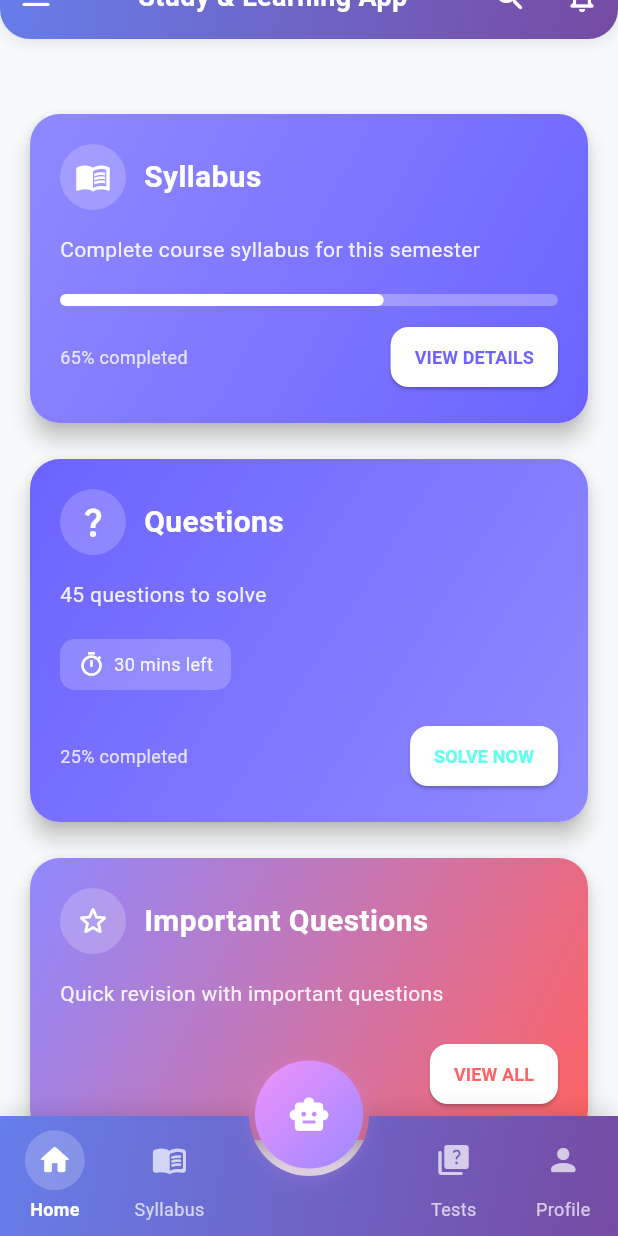
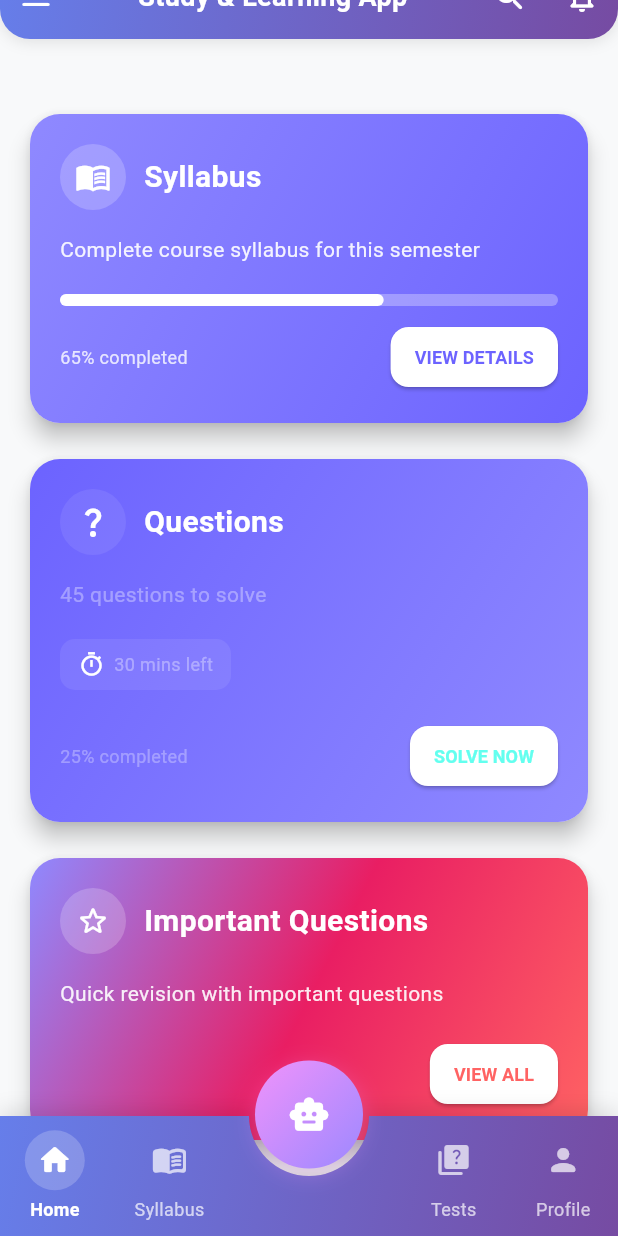
Before and after one commit to developeraavash/exampleapk, a Flutter app: the screen it shows after launch, on a phone screen of 412 x 824 dp. Run offline on Flutter 3.47's test engine with Material 3 defaults, Android fonts, the light colour scheme and no system bars.

Commit message:
Refactor UI components in HomePage and update color settings in QuestionsCard and ImportantQuestionsCard for improved aesthetics and consistency

```diff
--- a/lib/home.dart
+++ b/lib/home.dart
@@ -229,8 +229,7 @@ class _HomePageState extends State<HomePage>
 
   @override
   Widget build(BuildContext context) {
-    return SafeArea(
-      child: Scaffold(
+    return Scaffold(
       backgroundColor: CColors.backgroundColor,
       body: Stack(
         children: [
@@ -277,7 +276,6 @@ class _HomePageState extends State<HomePage>
             ),
           ),
         ],
-        ),
       ),
     );
   }
--- a/lib/widgets/important_questions_card.dart
+++ b/lib/widgets/important_questions_card.dart
@@ -24,7 +24,11 @@ class ImportantQuestionsCard extends StatelessWidget {
               gradient: LinearGradient(
                 begin: Alignment.topLeft,
                 end: Alignment.bottomRight,
-                colors: const [CColors.primaryLight, CColors.accentColor],
+                colors: const [
+                  CColors.primaryLight,
+                  Colors.pink,
+                  CColors.accentColor,
+                ],
               ),
             ),
             child: Padding(
--- a/lib/widgets/questions_card.dart
+++ b/lib/widgets/questions_card.dart
@@ -6,10 +6,10 @@ class QuestionsCard extends StatelessWidget {
   final int totalQuestions;
 
   const QuestionsCard({
-    Key? key,
+    super.key,
     required this.fadeAnimation,
     required this.totalQuestions,
-  }) : super(key: key);
+  });
 
   @override
   Widget build(BuildContext context) {
@@ -41,7 +41,7 @@ class QuestionsCard extends StatelessWidget {
                       Container(
                         padding: const EdgeInsets.all(10),
                         decoration: BoxDecoration(
-                          color: Colors.white.withOpacity(0.2),
+                          color: Colors.white.withAlpha(20),
                           shape: BoxShape.circle,
                         ),
                         child: const Icon(
@@ -64,7 +64,7 @@ class QuestionsCard extends StatelessWidget {
                   Text(
                     "$totalQuestions questions to solve",
                     style: TextStyle(
-                      color: Colors.white.withOpacity(0.9),
+                      color: Colors.white.withAlpha(90),
                       fontSize: 14,
                     ),
                   ),
@@ -75,7 +75,7 @@ class QuestionsCard extends StatelessWidget {
                       vertical: 8,
                     ),
                     decoration: BoxDecoration(
-                      color: Colors.white.withOpacity(0.2),
+                      color: Colors.white.withAlpha(20),
                       borderRadius: BorderRadius.circular(10),
                     ),
                     child: Row(
@@ -90,7 +90,7 @@ class QuestionsCard extends StatelessWidget {
                         Text(
                           "30 mins left",
                           style: TextStyle(
-                            color: Colors.white.withOpacity(0.9),
+                            color: Colors.white.withAlpha(90),
                             fontSize: 12,
                           ),
                         ),
@@ -105,7 +105,7 @@ class QuestionsCard extends StatelessWidget {
                         "25% completed",
                         style: TextStyle(
                           fontSize: 12,
-                          color: Colors.white.withOpacity(0.8),
+                          color: Colors.white.withAlpha(80),
                         ),
                       ),
                       ElevatedButton(
```
Lines whose indentation alone changed are shown as unchanged.
